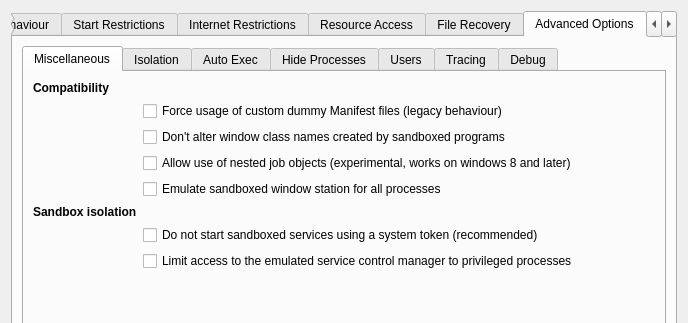
Before: the Qt Designer form SandboxiePlus/SandMan/Forms/OptionsWindow.ui in sandboxie-plus/Sandboxie, drawn with Qt 5; both pictures show x 0 to 688 and y 0 to 323 of the 688 by 512 pixel window.
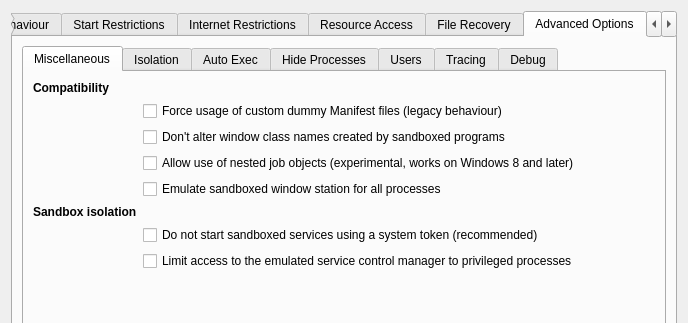
After: the same form once the commit is applied. The open tabs and pages were chosen to show the change.

The edit to the form file:
```diff
--- a/SandboxiePlus/SandMan/Forms/OptionsWindow.ui
+++ b/SandboxiePlus/SandMan/Forms/OptionsWindow.ui
@@ -1848,7 +1848,7 @@
                  <item row="4" column="1" colspan="2">
                   <widget class="QCheckBox" name="chkNestedJobs">
                    <property name="text">
-                    <string>Allow use of nested job objects (experimental, works on windows 8 and later)</string>
+                    <string>Allow use of nested job objects (experimental, works on Windows 8 and later)</string>
                    </property>
                   </widget>
                  </item>
```
